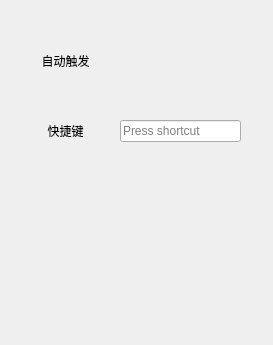
Qt form src/ui/mainwindow.ui (CopyPlusPlus/CopyPlusPlus-Qt) before a commit.
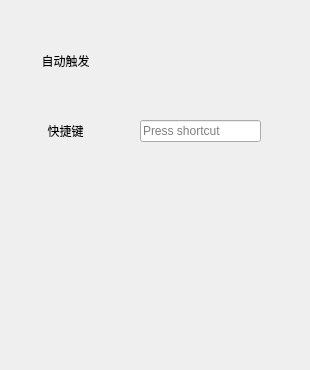
The same form after that commit. Custom widgets are drawn as their Qt base class.

Patch:
```diff
--- a/src/ui/mainwindow.ui
+++ b/src/ui/mainwindow.ui
@@ -6,8 +6,8 @@
    <rect>
     <x>0</x>
     <y>0</y>
-    <width>273</width>
-    <height>345</height>
+    <width>310</width>
+    <height>370</height>
    </rect>
   </property>
   <property name="windowTitle">
@@ -17,9 +17,9 @@
    <widget class="QLabel" name="autoLable">
     <property name="geometry">
      <rect>
-      <x>20</x>
+      <x>10</x>
       <y>50</y>
-      <width>91</width>
+      <width>111</width>
       <height>21</height>
      </rect>
     </property>
@@ -38,7 +38,7 @@
    <widget class="QWidget" name="toggleWidget" native="true">
     <property name="geometry">
      <rect>
-      <x>140</x>
+      <x>160</x>
       <y>30</y>
       <width>81</width>
       <height>61</height>
@@ -48,7 +48,7 @@
    <widget class="MyKeySequenceEdit" name="keySequenceEdit">
     <property name="geometry">
      <rect>
-      <x>120</x>
+      <x>140</x>
       <y>120</y>
       <width>121</width>
       <height>22</height>
@@ -58,9 +58,9 @@
    <widget class="QLabel" name="hotkeyLable">
     <property name="geometry">
      <rect>
-      <x>30</x>
+      <x>10</x>
       <y>120</y>
-      <width>71</width>
+      <width>111</width>
       <height>21</height>
      </rect>
     </property>
```
Left out of the diff: 4 changed lines with no effect on the pictures.
